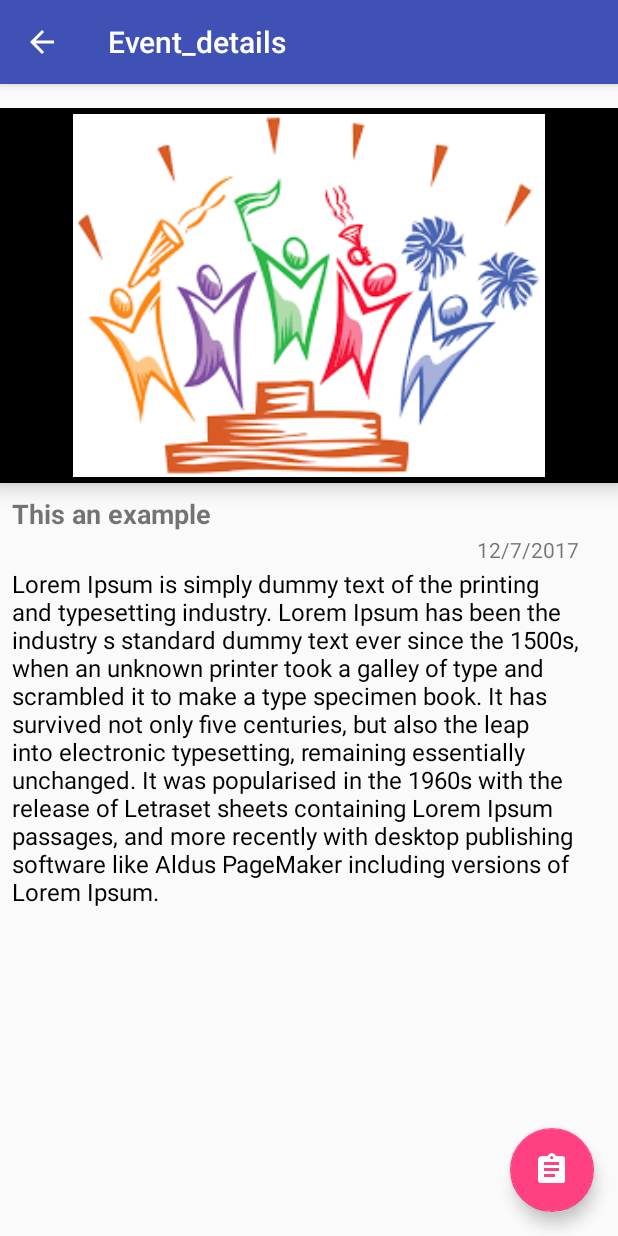
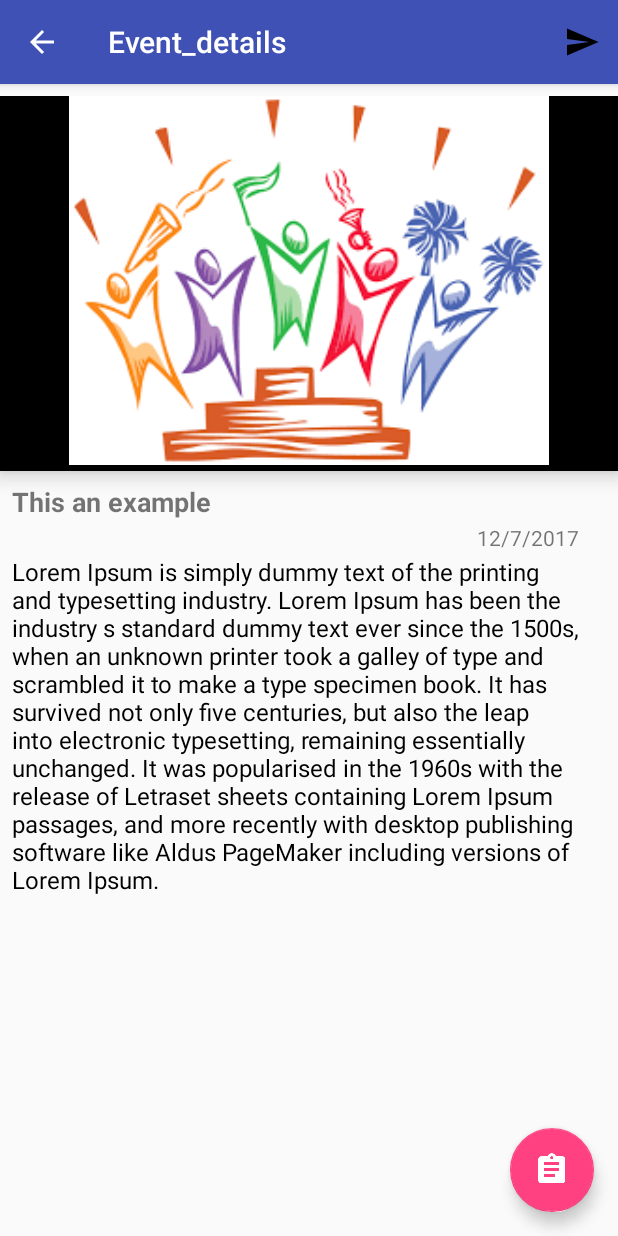
Before and after one commit to CSI-KJSCE/CSI-KJSCEOfficial, an Android app: the EventDetailsActivity screen opened directly, with no data from a screen before it, on a phone screen of 412 x 824 dp. Run offline under Robolectric (Android 15) with nearby library versions, the phone set to English and light mode, and no system bars.

Commit message:
Feedback action

```diff
--- a/app/src/main/java/org/csikjsce/csi_kjsceofficial/EventDetailsActivity.java
+++ b/app/src/main/java/org/csikjsce/csi_kjsceofficial/EventDetailsActivity.java
@@ -6,6 +6,8 @@ import android.support.design.widget.Snackbar;
 import android.support.v7.app.AppCompatActivity;
 import android.support.v7.widget.Toolbar;
 import android.util.Log;
+import android.view.Menu;
+import android.view.MenuInflater;
 import android.view.MenuItem;
 import android.view.View;
 import android.widget.ImageView;
@@ -78,9 +80,17 @@ public class EventDetailsActivity extends AppCompatActivity {
     }
 
     @Override
+    public boolean onCreateOptionsMenu(Menu menu) {
+        MenuInflater inflater = getMenuInflater();
+        inflater.inflate(R.menu.activity_eventdetail_menu, menu);
+        return true;
+    }
+
+    @Override
     public boolean onOptionsItemSelected(MenuItem item) {
         if(item.getItemId()==R.id.home)
             finish();
+        else if(item.getItemId()==R.id.feedback){}
         return super.onOptionsItemSelected(item);
     }
 }
--- a/app/src/main/res/layout/activity_event_details.xml
+++ b/app/src/main/res/layout/activity_event_details.xml
@@ -9,14 +9,18 @@
     <android.support.design.widget.AppBarLayout
         android:layout_width="match_parent"
         android:layout_height="wrap_content"
-        android:theme="@style/AppTheme.AppBarOverlay">
+        android:theme="@style/AppTheme.AppBarOverlay"
+
+        >
 
         <android.support.v7.widget.Toolbar
             android:id="@+id/toolbar"
             android:layout_width="match_parent"
             android:layout_height="?attr/actionBarSize"
             android:background="?attr/colorPrimary"
-            app:popupTheme="@style/AppTheme.PopupOverlay" />
+            app:popupTheme="@style/AppTheme.PopupOverlay"
+            app:menu="@menu/activity_eventdetail_menu"
+            />
 
     </android.support.design.widget.AppBarLayout>
 
--- a/app/src/main/res/layout/content_event_details.xml
+++ b/app/src/main/res/layout/content_event_details.xml
@@ -21,7 +21,7 @@
             android:layout_height="495dp"
             android:orientation="vertical"
             android:paddingBottom="4dp"
-            android:paddingTop="8dp"
+
             app:layout_constraintLeft_toLeftOf="parent"
             app:layout_constraintTop_toTopOf="parent"
             android:layout_marginTop="8dp"
@@ -34,7 +34,7 @@
                 android:background="#000"
                 android:elevation="8dp"
                 android:paddingBottom="4dp"
-                android:paddingTop="4dp"
+
                 android:src="@drawable/handover" />
             <LinearLayout
                 android:orientation="vertical"
--- /dev/null
+++ b/app/src/main/res/menu/activity_eventdetail_menu.xml
@@ -0,0 +1,13 @@
+<?xml version="1.0" encoding="utf-8"?>
+<menu xmlns:android="http://schemas.android.com/apk/res/android"
+    xmlns:app="http://schemas.android.com/apk/res-auto">
+
+    <item
+        android:id="@+id/feedback"
+        android:icon="@drawable/ic_menu_send"
+        android:title="Feedback"
+        app:showAsAction="always"/>
+
+
+
+</menu>
```
Also changed, not shown: 11 other files.
